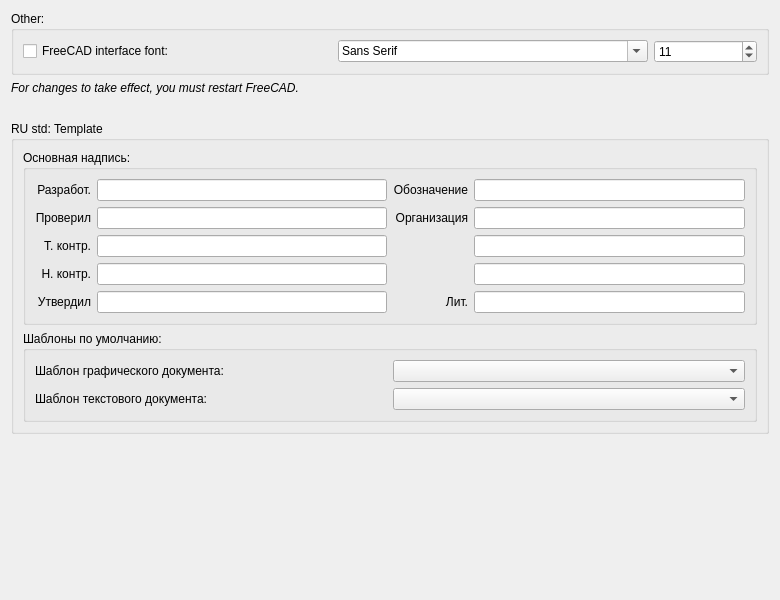
The window that repo/ui/pref_other.ui (GS90/addFC) describes before a commit, drawn with Qt 5.
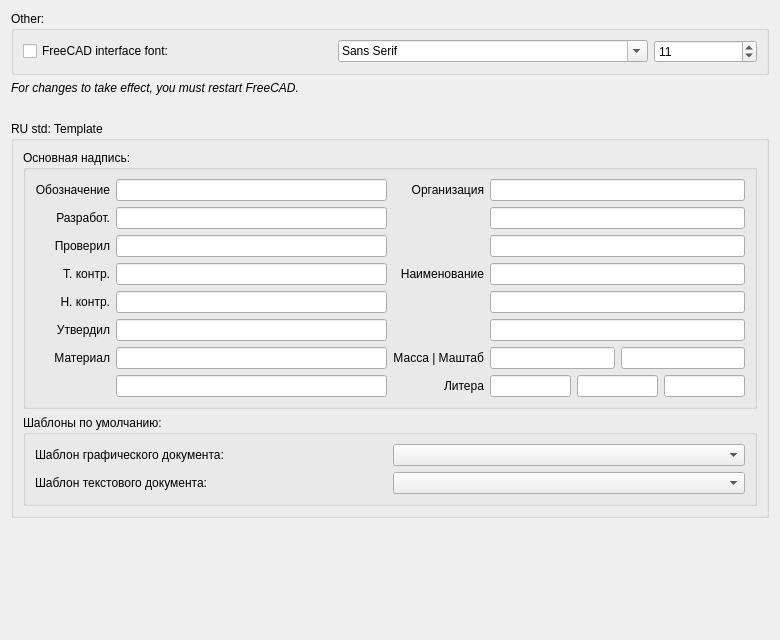
The same window after the commit.

The edit to the form file:
```diff
--- a/repo/ui/pref_other.ui
+++ b/repo/ui/pref_other.ui
@@ -8,7 +8,7 @@
     <x>0</x>
     <y>0</y>
     <width>780</width>
-    <height>600</height>
+    <height>640</height>
    </rect>
   </property>
   <property name="minimumSize">
@@ -96,10 +96,59 @@
         <property name="title">
          <string>Основная надпись:</string>
         </property>
-        <layout class="QHBoxLayout" name="horizontalLayout_2">
+        <layout class="QHBoxLayout" name="horizontalLayout_2" stretch="1,1">
          <item>
-          <layout class="QGridLayout" name="gridLayout_1">
+          <layout class="QGridLayout" name="gridLayout_L">
+           <item row="5" column="0">
+            <widget class="QLabel" name="ApproverLabel">
+             <property name="text">
+              <string>Утвердил</string>
+             </property>
+             <property name="alignment">
+              <set>Qt::AlignRight|Qt::AlignTrailing|Qt::AlignVCenter</set>
+             </property>
+            </widget>
+           </item>
+           <item row="3" column="1">
+            <widget class="QLineEdit" name="Control1"/>
+           </item>
+           <item row="4" column="1">
+            <widget class="QLineEdit" name="Control2"/>
+           </item>
+           <item row="0" column="0">
+            <widget class="QLabel" name="DesignationLabel">
+             <property name="text">
+              <string>Обозначение</string>
+             </property>
+             <property name="alignment">
+              <set>Qt::AlignRight|Qt::AlignTrailing|Qt::AlignVCenter</set>
+             </property>
+            </widget>
+           </item>
            <item row="1" column="0">
+            <widget class="QLabel" name="AuthorLabel">
+             <property name="text">
+              <string>Разработ.</string>
+             </property>
+             <property name="alignment">
+              <set>Qt::AlignRight|Qt::AlignTrailing|Qt::AlignVCenter</set>
+             </property>
+            </widget>
+           </item>
+           <item row="4" column="0">
+            <widget class="QLabel" name="Control2Label">
+             <property name="text">
+              <string>Н. контр.</string>
+             </property>
+             <property name="alignment">
+              <set>Qt::AlignRight|Qt::AlignTrailing|Qt::AlignVCenter</set>
+             </property>
+            </widget>
+           </item>
+           <item row="6" column="1">
+            <widget class="QLineEdit" name="Material1"/>
+           </item>
+           <item row="2" column="0">
             <widget class="QLabel" name="InspectorLabel">
              <property name="text">
               <string>Проверил</string>
@@ -109,7 +158,7 @@
              </property>
             </widget>
            </item>
-           <item row="2" column="0">
+           <item row="3" column="0">
             <widget class="QLabel" name="Control1Label">
              <property name="text">
               <string>Т. контр.</string>
@@ -119,88 +168,29 @@
              </property>
             </widget>
            </item>
-           <item row="1" column="1">
+           <item row="2" column="1">
             <widget class="QLineEdit" name="Inspector"/>
            </item>
-           <item row="3" column="0">
-            <widget class="QLabel" name="Control2Label">
-             <property name="text">
-              <string>Н. контр.</string>
-             </property>
-             <property name="alignment">
-              <set>Qt::AlignRight|Qt::AlignTrailing|Qt::AlignVCenter</set>
-             </property>
-            </widget>
-           </item>
-           <item row="4" column="0">
-            <widget class="QLabel" name="ApproverLabel">
-             <property name="text">
-              <string>Утвердил</string>
-             </property>
-             <property name="alignment">
-              <set>Qt::AlignRight|Qt::AlignTrailing|Qt::AlignVCenter</set>
-             </property>
-            </widget>
-           </item>
-           <item row="0" column="1">
+           <item row="1" column="1">
             <widget class="QLineEdit" name="Author">
              <property name="text">
               <string/>
              </property>
             </widget>
            </item>
-           <item row="2" column="1">
-            <widget class="QLineEdit" name="Control1"/>
+           <item row="6" column="0">
+            <widget class="QLabel" name="MaterialLabel">
+             <property name="text">
+              <string>Материал</string>
+             </property>
+             <property name="alignment">
+              <set>Qt::AlignRight|Qt::AlignTrailing|Qt::AlignVCenter</set>
+             </property>
+            </widget>
            </item>
-           <item row="3" column="1">
-            <widget class="QLineEdit" name="Control2"/>
-           </item>
-           <item row="4" column="1">
+           <item row="5" column="1">
             <widget class="QLineEdit" name="Approver"/>
            </item>
-           <item row="0" column="0">
-            <widget class="QLabel" name="AuthorLabel">
-             <property name="text">
-              <string>Разработ.</string>
-             </property>
-             <property name="alignment">
-              <set>Qt::AlignRight|Qt::AlignTrailing|Qt::AlignVCenter</set>
-             </property>
-            </widget>
-           </item>
-          </layout>
-         </item>
-         <item>
-          <layout class="QGridLayout" name="gridLayout_2">
-           <item row="1" column="1">
-            <widget class="QLineEdit" name="Company1"/>
-           </item>
-           <item row="4" column="1">
-            <widget class="QLineEdit" name="Letter"/>
-           </item>
-           <item row="4" column="0">
-            <widget class="QLabel" name="LetterLabel">
-             <property name="text">
-              <string>Лит.</string>
-             </property>
-             <property name="alignment">
-              <set>Qt::AlignRight|Qt::AlignTrailing|Qt::AlignVCenter</set>
-             </property>
-            </widget>
-           </item>
-           <item row="0" column="0">
-            <widget class="QLabel" name="DesignationLabel">
-             <property name="text">
-              <string>Обозначение</string>
-             </property>
-             <property name="alignment">
-              <set>Qt::AlignRight|Qt::AlignTrailing|Qt::AlignVCenter</set>
-             </property>
-            </widget>
-           </item>
-           <item row="2" column="1">
-            <widget class="QLineEdit" name="Company2"/>
-           </item>
            <item row="0" column="1">
             <widget class="QLineEdit" name="Designation">
              <property name="text">
@@ -208,10 +198,33 @@
              </property>
             </widget>
            </item>
+           <item row="7" column="1">
+            <widget class="QLineEdit" name="Material2"/>
+           </item>
+          </layout>
+         </item>
+         <item>
+          <layout class="QGridLayout" name="gridLayout_R">
+           <item row="0" column="1">
+            <widget class="QLineEdit" name="Company1"/>
+           </item>
+           <item row="5" column="1">
+            <widget class="QLineEdit" name="Title3"/>
+           </item>
+           <item row="3" column="0">
+            <widget class="QLabel" name="TitleLabel">
+             <property name="text">
+              <string>Наименование</string>
+             </property>
+             <property name="alignment">
+              <set>Qt::AlignRight|Qt::AlignTrailing|Qt::AlignVCenter</set>
+             </property>
+            </widget>
+           </item>
            <item row="3" column="1">
-            <widget class="QLineEdit" name="Company3"/>
+            <widget class="QLineEdit" name="Title1"/>
            </item>
-           <item row="1" column="0">
+           <item row="0" column="0">
             <widget class="QLabel" name="CompanyLabel">
              <property name="text">
               <string>Организация</string>
@@ -221,6 +234,58 @@
              </property>
             </widget>
            </item>
+           <item row="7" column="0">
+            <widget class="QLabel" name="LetterLabel">
+             <property name="text">
+              <string>Литера</string>
+             </property>
+             <property name="alignment">
+              <set>Qt::AlignRight|Qt::AlignTrailing|Qt::AlignVCenter</set>
+             </property>
+            </widget>
+           </item>
+           <item row="4" column="1">
+            <widget class="QLineEdit" name="Title2"/>
+           </item>
+           <item row="2" column="1">
+            <widget class="QLineEdit" name="Company3"/>
+           </item>
+           <item row="7" column="1">
+            <layout class="QHBoxLayout" name="horizontalLayout_L">
+             <item>
+              <widget class="QLineEdit" name="Letter1"/>
+             </item>
+             <item>
+              <widget class="QLineEdit" name="Letter2"/>
+             </item>
+             <item>
+              <widget class="QLineEdit" name="Letter3"/>
+             </item>
+            </layout>
+           </item>
+           <item row="1" column="1">
+            <widget class="QLineEdit" name="Company2"/>
+           </item>
+           <item row="6" column="0">
+            <widget class="QLabel" name="WeightScaleLabel">
+             <property name="text">
+              <string>Масса | Маштаб</string>
+             </property>
+             <property name="alignment">
+              <set>Qt::AlignRight|Qt::AlignTrailing|Qt::AlignVCenter</set>
+             </property>
+            </widget>
+           </item>
+           <item row="6" column="1">
+            <layout class="QHBoxLayout" name="horizontalLayout_SW">
+             <item>
+              <widget class="QLineEdit" name="Weight"/>
+             </item>
+             <item>
+              <widget class="QLineEdit" name="Scale"/>
+             </item>
+            </layout>
+           </item>
           </layout>
          </item>
         </layout>
```
Left out of the diff: 4 changed lines with no effect on the pictures.
